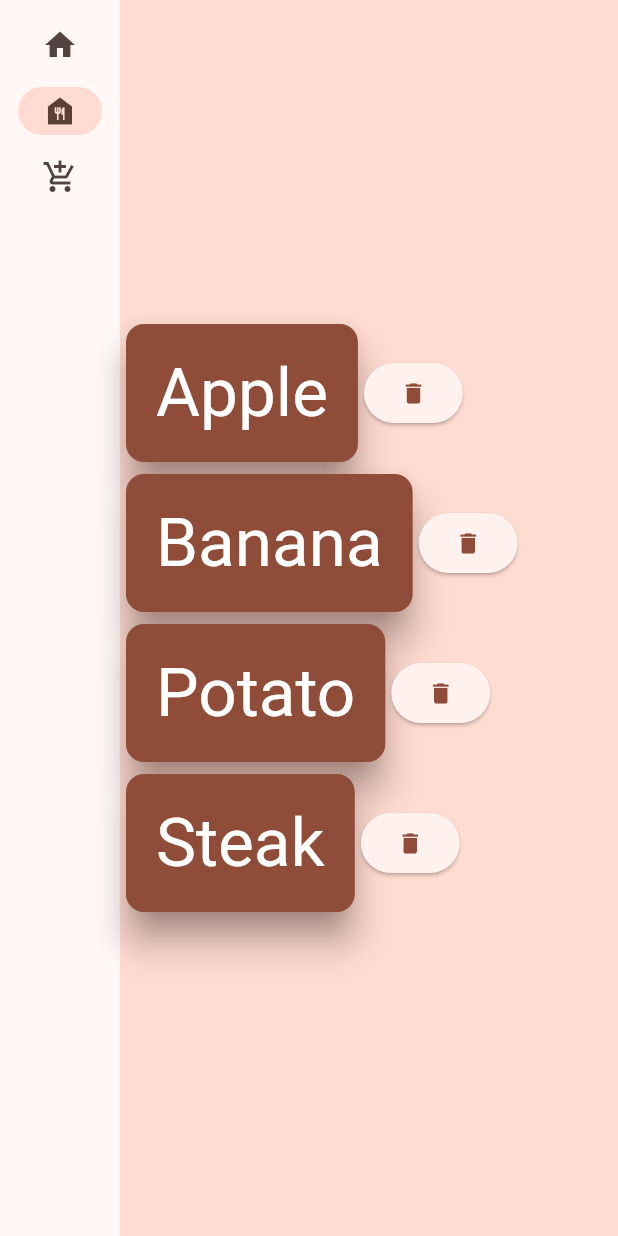
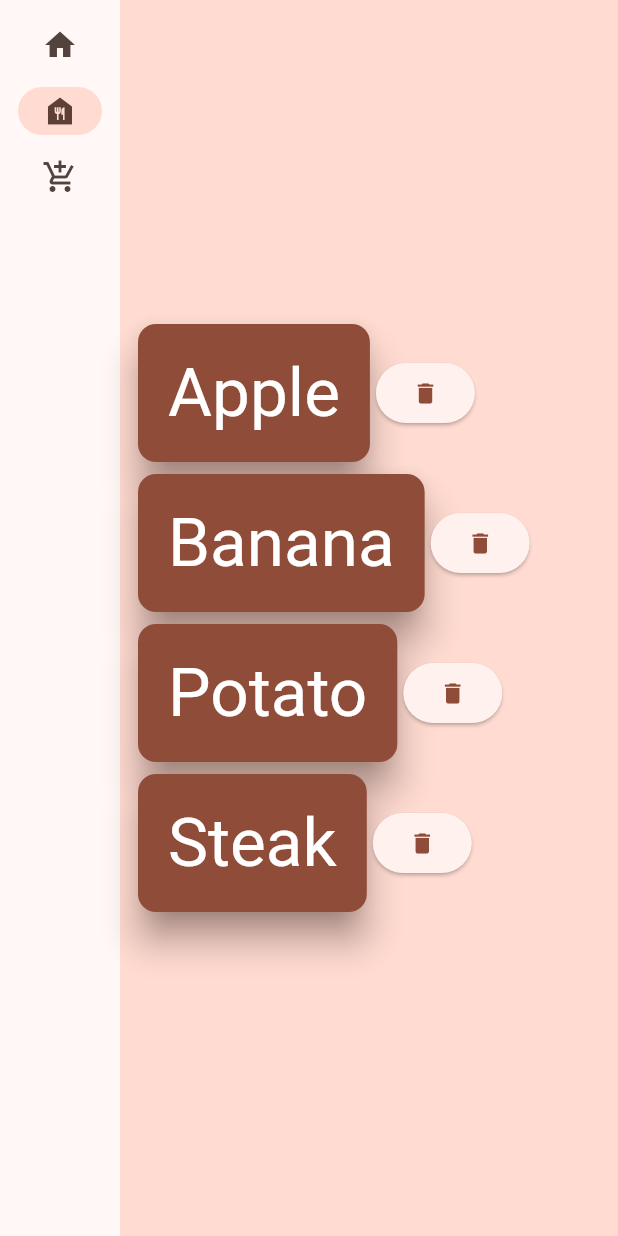
Before and after one commit to JohnnyDoesStuff/Foodstuff, a Flutter app: the screen it shows after launch, after a tap on "Add food", after a tap on "Home", after a tap on "All food", on a phone screen of 412 x 824 dp. Run offline on Flutter 3.47's test engine with Material 2 defaults, Android fonts, the light colour scheme and no system bars.

Commit message:
refactoring of handling with food
- Do not allow empty values
- Add paddings

```diff
--- a/foodstuff/lib/food_add_page.dart
+++ b/foodstuff/lib/food_add_page.dart
@@ -9,6 +9,8 @@ class FoodAddPage extends StatelessWidget {
   @override
   Widget build(BuildContext context) {
     return Center(
+      child: Padding(
+        padding: const EdgeInsets.all(8.0),
         child: Column(
           mainAxisAlignment: MainAxisAlignment.center,
           children: [
@@ -26,11 +28,17 @@ class FoodAddPage extends StatelessWidget {
                     onPressed: () {
                       database.addFood(textController.text);
                     },
-                  child: Text('Add food'))
+                    child: Row(
+                      children: [
+                        Icon(Icons.add),
+                        Text('Add food'),
+                      ],
+                    ))
               ],
             )
           ],
         ),
+      ),
     );
   }
 }
--- a/foodstuff/lib/food_card.dart
+++ b/foodstuff/lib/food_card.dart
@@ -21,7 +21,10 @@ class FoodCard extends StatelessWidget {
       elevation: 10,
       child: Padding(
         padding: const EdgeInsets.all(20.0),
-        child: Text(currentFood, style: style),
+        child: SingleChildScrollView (
+          scrollDirection: Axis.horizontal,
+          child: Text(currentFood, style: style)
+        ),
       ),
     );
   }
--- a/foodstuff/lib/food_database.dart
+++ b/foodstuff/lib/food_database.dart
@@ -8,6 +8,9 @@ class FoodDatabase {
 
   void addFood(String newFood) {
 
+    if(newFood.isEmpty) {
+      return;
+    }
     // todo: make it case insensitive
     if (foodList.contains(newFood)) {
       return;
--- a/foodstuff/lib/food_list_page.dart
+++ b/foodstuff/lib/food_list_page.dart
@@ -18,10 +18,13 @@ class FoodListPage extends StatelessWidget {
     );
     foodCards = result.toList();
 
-    return Center(
-      child: SingleChildScrollView (
-        child: Column(
-          children: foodCards,
+    return Padding(
+      padding: const EdgeInsets.all(8.0),
+      child: Center(
+        child: SingleChildScrollView (
+          child: Column(
+            children: foodCards,
+          ),
         ),
       ),
     );
--- a/foodstuff/lib/generator_page.dart
+++ b/foodstuff/lib/generator_page.dart
@@ -9,7 +9,9 @@ class GeneratorPage extends StatelessWidget {
     var appState = context.watch<MyAppState>();
     var currentFood = appState.current;
 
-    return Center(
+    return Padding(
+      padding: const EdgeInsets.all(8.0),
+      child: Center(
         child: Column(
           mainAxisAlignment: MainAxisAlignment.center,
           children: [
@@ -27,6 +29,7 @@ class GeneratorPage extends StatelessWidget {
             ),
           ],
         ),
+      ),
     );
   }
 }
```
Lines whose indentation alone changed are shown as unchanged.
